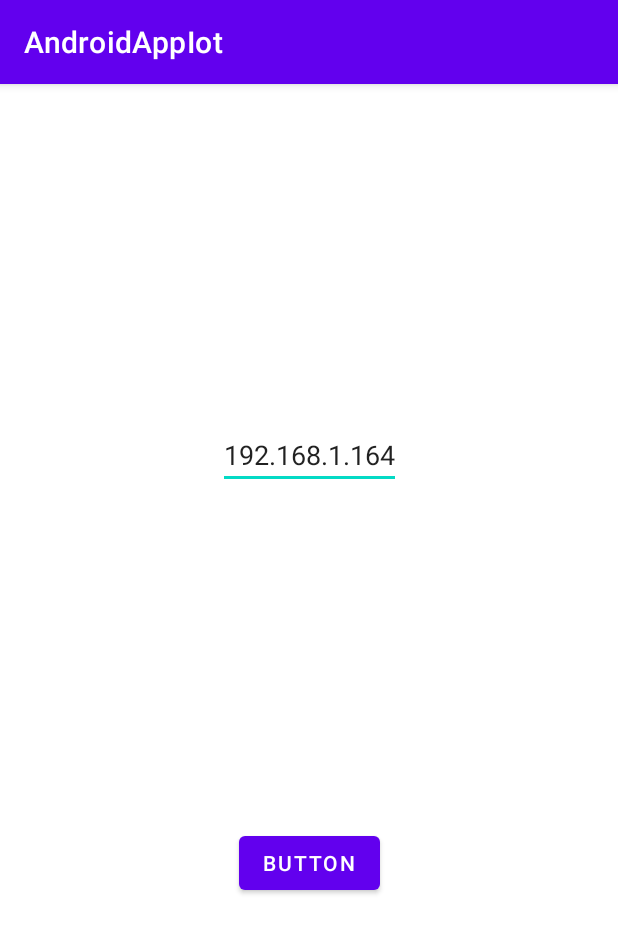
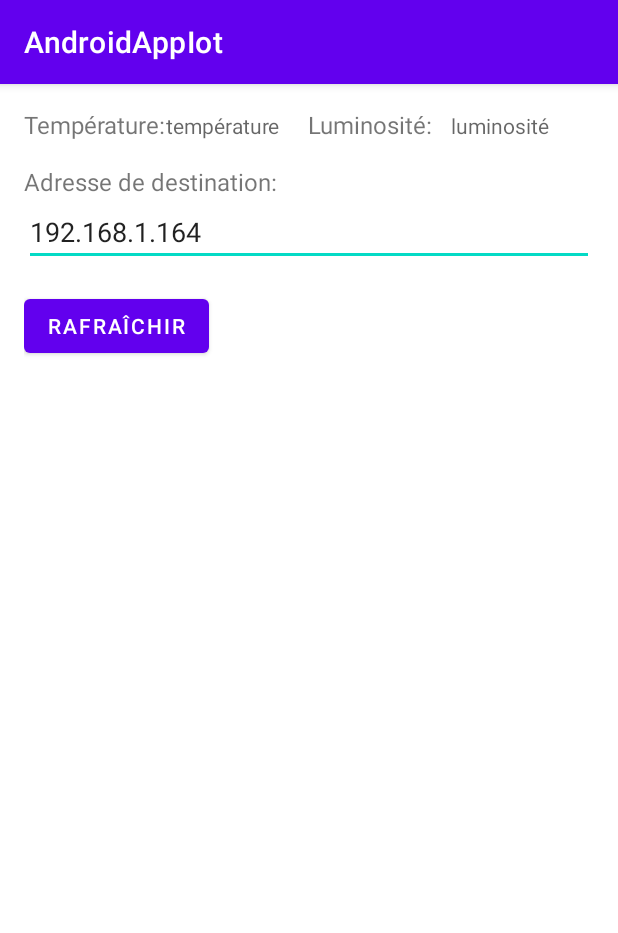
Before and after one commit to theoahga/IotProject, an Android app: the screen it shows after launch (MainActivity), on a phone screen of 412 x 824 dp. Shown: the top 933 px of the screen. Run offline under Robolectric (Android 15) with nearby library versions, the phone set to English and light mode, and no system bars.

Commit message:
receive message in android app

```diff
--- a/src/app/app/src/main/AndroidManifest.xml
+++ b/src/app/app/src/main/AndroidManifest.xml
@@ -1,6 +1,8 @@
 <?xml version="1.0" encoding="utf-8"?>
 <manifest xmlns:android="http://schemas.android.com/apk/res/android"
     package="com.example.androidappiot">
+
+    <uses-permission android:name="android.permission.INTERNET"></uses-permission>
 
     <application
         android:allowBackup="true"
--- /dev/null
+++ b/src/app/app/src/main/java/com/example/androidappiot/network/UDPSocketListener.java
@@ -0,0 +1,40 @@
+package com.example.androidappiot.network;
+
+import java.net.DatagramPacket;
+import java.net.DatagramSocket;
+
+public abstract class UDPSocketListener {
+
+    private DatagramSocket socket;
+    private boolean isRunning;
+
+    public UDPSocketListener() {
+        isRunning = true;
+    }
+
+    public void startListening(int port) {
+        try {
+            socket = new DatagramSocket(port);
+
+            byte[] buffer = new byte[1024];
+
+            while (isRunning) {
+                DatagramPacket packet = new DatagramPacket(buffer, buffer.length);
+                socket.receive(packet);
+                String message = new String(packet.getData(), 0, packet.getLength());
+                handle(message);
+            }
+        } catch (Exception e) {
+            e.printStackTrace();
+        }
+    }
+
+    public void stopListening() {
+        isRunning = false;
+        if (socket != null && !socket.isClosed()) {
+            socket.close();
+        }
+    }
+
+    public abstract void handle(String data);
+}
--- a/src/app/app/src/main/java/com/example/androidappiot/network/UdpThread.java
+++ b/src/app/app/src/main/java/com/example/androidappiot/network/UdpThread.java
@@ -6,10 +6,11 @@ import java.net.DatagramSocket;
 import java.net.InetAddress;
 import java.util.concurrent.BlockingQueue;
 
-public class UdpThread extends Thread{
+public class UdpThread extends Thread {
     private BlockingQueue<String> queue;
     private String ip;
     private String port;
+    private DatagramSocket UDPSocket; // structure Java permettant d'acceder au réseau (UDP)
 
     public UdpThread(BlockingQueue<String> queue, String ip, String port){
         this.queue = queue;
--- a/src/app/app/src/main/res/layout/activity_main.xml
+++ b/src/app/app/src/main/res/layout/activity_main.xml
@@ -1,30 +1,68 @@
 <?xml version="1.0" encoding="utf-8"?>
-<androidx.constraintlayout.widget.ConstraintLayout xmlns:android="http://schemas.android.com/apk/res/android"
-    xmlns:app="http://schemas.android.com/apk/res-auto"
-    xmlns:tools="http://schemas.android.com/tools"
+<RelativeLayout xmlns:android="http://schemas.android.com/apk/res/android"
     android:layout_width="match_parent"
     android:layout_height="match_parent"
-    tools:context=".MainActivity">
+    android:padding="16dp">
+
+    <LinearLayout
+        android:id="@+id/topLayout"
+        android:layout_width="match_parent"
+        android:layout_height="wrap_content"
+        android:orientation="horizontal"
+        android:layout_marginBottom="16dp">
+
+        <TextView
+            android:layout_width="0dp"
+            android:layout_height="wrap_content"
+            android:layout_weight="1"
+            android:text="Température: "
+            android:textSize="16sp" />
+
+        <TextView
+            android:id="@+id/temperature"
+            android:layout_width="0dp"
+            android:layout_height="wrap_content"
+            android:layout_weight="1"
+            android:hint="température"
+            android:inputType="numberDecimal" />
+
+        <TextView
+            android:layout_width="0dp"
+            android:layout_height="wrap_content"
+            android:layout_weight="1"
+            android:text="Luminosité: "
+            android:textSize="16sp" />
+
+        <TextView
+            android:id="@+id/luminosite"
+            android:layout_width="0dp"
+            android:layout_height="wrap_content"
+            android:layout_weight="1"
+            android:hint="luminosité"
+            android:inputType="number" />
+    </LinearLayout>
+
+    <TextView
+        android:id="@+id/textViewAdresseIP"
+        android:layout_width="wrap_content"
+        android:layout_height="wrap_content"
+        android:layout_below="@id/topLayout"
+        android:text="Adresse de destination: "
+        android:textSize="16sp" />
 
     <EditText
         android:id="@+id/edit_text"
-        android:layout_width="wrap_content"
+        android:layout_width="match_parent"
         android:layout_height="wrap_content"
-        app:layout_constraintBottom_toTopOf="@+id/send"
-        app:layout_constraintEnd_toEndOf="parent"
-        app:layout_constraintStart_toStartOf="parent"
-        app:layout_constraintTop_toTopOf="parent"
-        android:text="192.168.1.164">
-    </EditText>
+        android:layout_below="@id/textViewAdresseIP"
+        android:text="192.168.1.164"
+        android:inputType="text" />
 
     <Button
         android:id="@+id/send"
         android:layout_width="wrap_content"
         android:layout_height="wrap_content"
-        android:text="Button"
-        app:layout_constraintBottom_toBottomOf="parent"
-        app:layout_constraintEnd_toEndOf="parent"
-        app:layout_constraintStart_toStartOf="parent"
-        app:layout_constraintTop_toBottomOf="@+id/edit_text"
-        app:layout_constraintVertical_bias="0.387" />
-</androidx.constraintlayout.widget.ConstraintLayout>
+        android:layout_below="@id/edit_text"
+        android:layout_marginTop="16dp"
+        android:text="Rafraîchir" />
+</RelativeLayout>
```
Also changed, not shown: src/app/app/src/main/java/com/example/androidappiot/MainActivity.java (+59 -2 lines).
